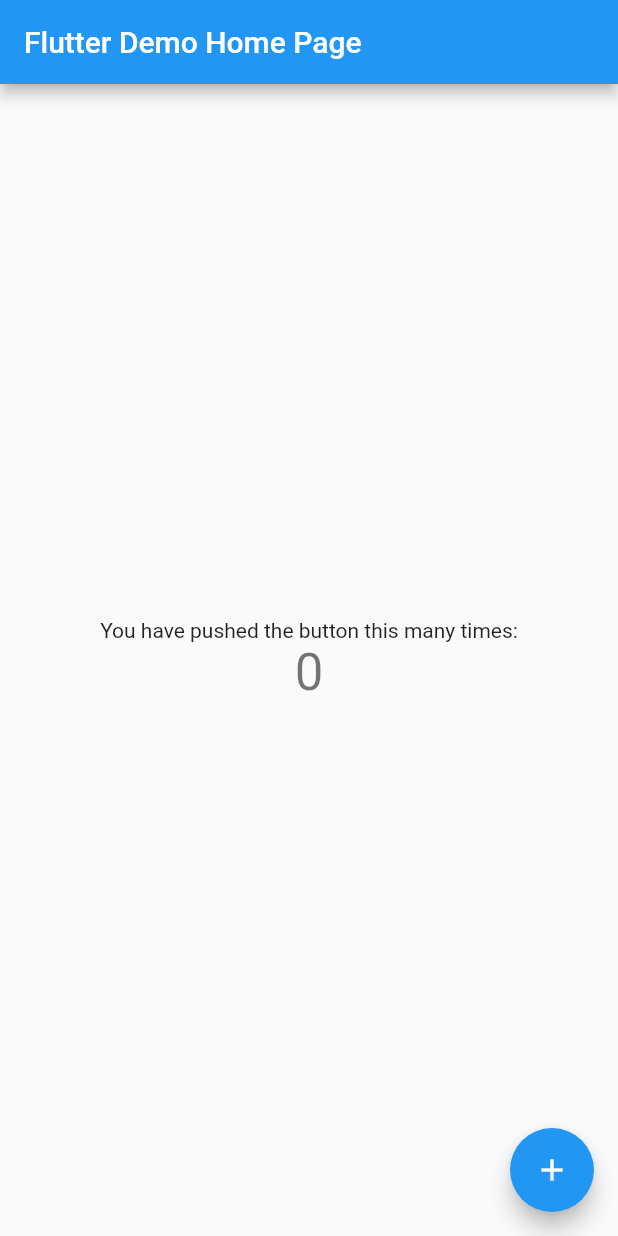
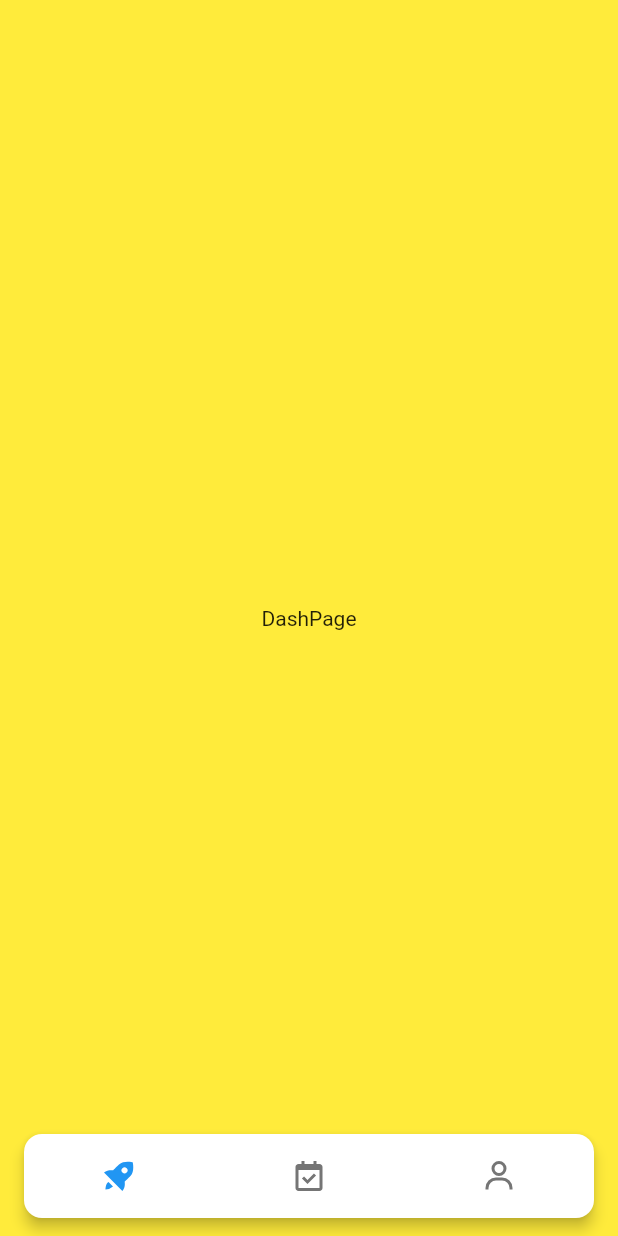
Before and after one commit to alifgiant/bithabit, a Flutter app: the screen it shows after launch, on a phone screen of 412 x 824 dp. Run offline on Flutter 3.47's test engine with Material 2 defaults, Android fonts, the phone set to English and light mode, and no system bars; drawn by our look-alikes of custom_navigation_bar; our stand-ins replace icons_plus.

Commit message:
setup home pages

```diff
--- a/lib/app.dart
+++ b/lib/app.dart
@@ -1,6 +1,6 @@
 import 'package:flutter/material.dart';
 
-import 'src/pages/home.dart';
+import 'src/pages/home/home_page.dart';
 
 class MyApp extends StatelessWidget {
   const MyApp({super.key});
@@ -12,7 +12,7 @@ class MyApp extends StatelessWidget {
       theme: ThemeData(
         primarySwatch: Colors.blue,
       ),
-      home: const MyHomePage(title: 'Flutter Demo Home Page'),
+      home: const HomePage(),
     );
   }
 }
--- /dev/null
+++ b/lib/src/pages/dash/dash_page.dart
@@ -0,0 +1,13 @@
+import 'package:flutter/material.dart';
+
+class DashPage extends StatelessWidget {
+  const DashPage({super.key});
+
+  @override
+  Widget build(BuildContext context) {
+    return Scaffold(
+      backgroundColor: Colors.yellow,
+      body: Center(child: Text(runtimeType.toString())),
+    );
+  }
+}
--- a/lib/src/pages/home.dart
+++ /dev/null
@@ -1,86 +0,0 @@
-import 'package:flutter/material.dart';
-
-class MyHomePage extends StatefulWidget {
-  const MyHomePage({super.key, required this.title});
-
-  // This widget is the home page of your application. It is stateful, meaning
-  // that it has a State object (defined below) that contains fields that affect
-  // how it looks.
-
-  // This class is the configuration for the state. It holds the values (in this
-  // case the title) provided by the parent (in this case the App widget) and
-  // used by the build method of the State. Fields in a Widget subclass are
-  // always marked "final".
-
-  final String title;
-
-  @override
-  State<MyHomePage> createState() => _MyHomePageState();
-}
-
-class _MyHomePageState extends State<MyHomePage> {
-  int _counter = 0;
-
-  void _incrementCounter() {
-    setState(() {
-      // This call to setState tells the Flutter framework that something has
-      // changed in this State, which causes it to rerun the build method below
-      // so that the display can reflect the updated values. If we changed
-      // _counter without calling setState(), then the build method would not be
-      // called again, and so nothing would appear to happen.
-      _counter++;
-    });
-  }
-
-  @override
-  Widget build(BuildContext context) {
-    // This method is rerun every time setState is called, for instance as done
-    // by the _incrementCounter method above.
-    //
-    // The Flutter framework has been optimized to make rerunning build methods
-    // fast, so that you can just rebuild anything that needs updating rather
-    // than having to individually change instances of widgets.
-    return Scaffold(
-      appBar: AppBar(
-        // Here we take the value from the MyHomePage object that was created by
-        // the App.build method, and use it to set our appbar title.
-        title: Text(widget.title),
-      ),
-      body: Center(
-        // Center is a layout widget. It takes a single child and positions it
-        // in the middle of the parent.
-        child: Column(
-          // Column is also a layout widget. It takes a list of children and
-          // arranges them vertically. By default, it sizes itself to fit its
-          // children horizontally, and tries to be as tall as its parent.
-          //
-          // Invoke "debug painting" (press "p" in the console, choose the
-          // "Toggle Debug Paint" action from the Flutter Inspector in Android
-          // Studio, or the "Toggle Debug Paint" command in Visual Studio Code)
-          // to see the wireframe for each widget.
-          //
-          // Column has various properties to control how it sizes itself and
-          // how it positions its children. Here we use mainAxisAlignment to
-          // center the children vertically; the main axis here is the vertical
-          // axis because Columns are vertical (the cross axis would be
-          // horizontal).
-          mainAxisAlignment: MainAxisAlignment.center,
-          children: <Widget>[
-            const Text(
-              'You have pushed the button this many times:',
-            ),
-            Text(
-              '$_counter',
-              style: Theme.of(context).textTheme.headlineMedium,
-            ),
-          ],
-        ),
-      ),
-      floatingActionButton: FloatingActionButton(
-        onPressed: _incrementCounter,
-        tooltip: 'Increment',
-        child: const Icon(Icons.add),
-      ), // This trailing comma makes auto-formatting nicer for build methods.
-    );
-  }
-}
--- /dev/null
+++ b/lib/src/pages/home/home_page.dart
@@ -0,0 +1,63 @@
+import 'package:bithabit/src/pages/dash/dash_page.dart';
+import 'package:bithabit/src/pages/recap/recap_page.dart';
+import 'package:bithabit/src/pages/setting/setting_page.dart';
+import 'package:custom_navigation_bar/custom_navigation_bar.dart';
+import 'package:flutter/material.dart';
+import 'package:icons_plus/icons_plus.dart';
+
+class HomePage extends StatefulWidget {
+  const HomePage({super.key});
+
+  @override
+  State<HomePage> createState() => _HomePageState();
+}
+
+class _HomePageState extends State<HomePage> {
+  int currentPageIndex = 0;
+  late final pageController = PageController(initialPage: currentPageIndex);
+  @override
+  Widget build(BuildContext context) {
+    return Scaffold(
+      extendBody: true,
+      body: PageView(
+        controller: pageController,
+        children: const [
+          DashPage(),
+          RecapPage(),
+          SettingPage(),
+        ],
+        onPageChanged: (value) {
+          setState(() => currentPageIndex = value);
+        },
+      ),
+      bottomNavigationBar: Padding(
+        padding: const EdgeInsets.only(bottom: 12.0),
+        child: CustomNavigationBar(
+          currentIndex: currentPageIndex,
+          elevation: 4,
+          borderRadius: const Radius.circular(12),
+          onTap: (index) => pageController.animateToPage(
+            index,
+            duration: const Duration(milliseconds: 350),
+            curve: Curves.easeIn,
+          ),
+          isFloating: true,
+          items: [
+            CustomNavigationBarItem(
+              icon: const Icon(BoxIcons.bx_rocket),
+              selectedIcon: const Icon(BoxIcons.bxs_rocket),
+            ),
+            CustomNavigationBarItem(
+              icon: const Icon(BoxIcons.bx_calendar_check),
+              selectedIcon: const Icon(BoxIcons.bxs_calendar_check),
+            ),
+            CustomNavigationBarItem(
+              icon: const Icon(BoxIcons.bx_user),
+              selectedIcon: const Icon(BoxIcons.bxs_user),
+            ),
+          ],
+        ),
+      ),
+    );
+  }
+}
--- /dev/null
+++ b/lib/src/pages/recap/recap_page.dart
@@ -0,0 +1,13 @@
+import 'package:flutter/material.dart';
+
+class RecapPage extends StatelessWidget {
+  const RecapPage({super.key});
+
+  @override
+  Widget build(BuildContext context) {
+    return Scaffold(
+      backgroundColor: Colors.blue,
+      body: Center(child: Text(runtimeType.toString())),
+    );
+  }
+}
--- /dev/null
+++ b/lib/src/pages/setting/setting_page.dart
@@ -0,0 +1,13 @@
+import 'package:flutter/material.dart';
+
+class SettingPage extends StatelessWidget {
+  const SettingPage({super.key});
+
+  @override
+  Widget build(BuildContext context) {
+    return Scaffold(
+      backgroundColor: Colors.amber,
+      body: Center(child: Text(runtimeType.toString())),
+    );
+  }
+}
--- a/lib/src/res/res_color.dart
+++ b/lib/src/res/res_color.dart
@@ -12,4 +12,6 @@ mixin ResColor {
   // base
   static const black = Color(0xff172121);
   static const white = Color(0xffFCFCFC);
+  static const cream = Color(0xffE0FBFC);
+  static const cream2 = Color(0xff98C1D9);
 }
```
Also changed, not shown: pubspec.yaml (+2 -57 lines), pubspec.lock.
